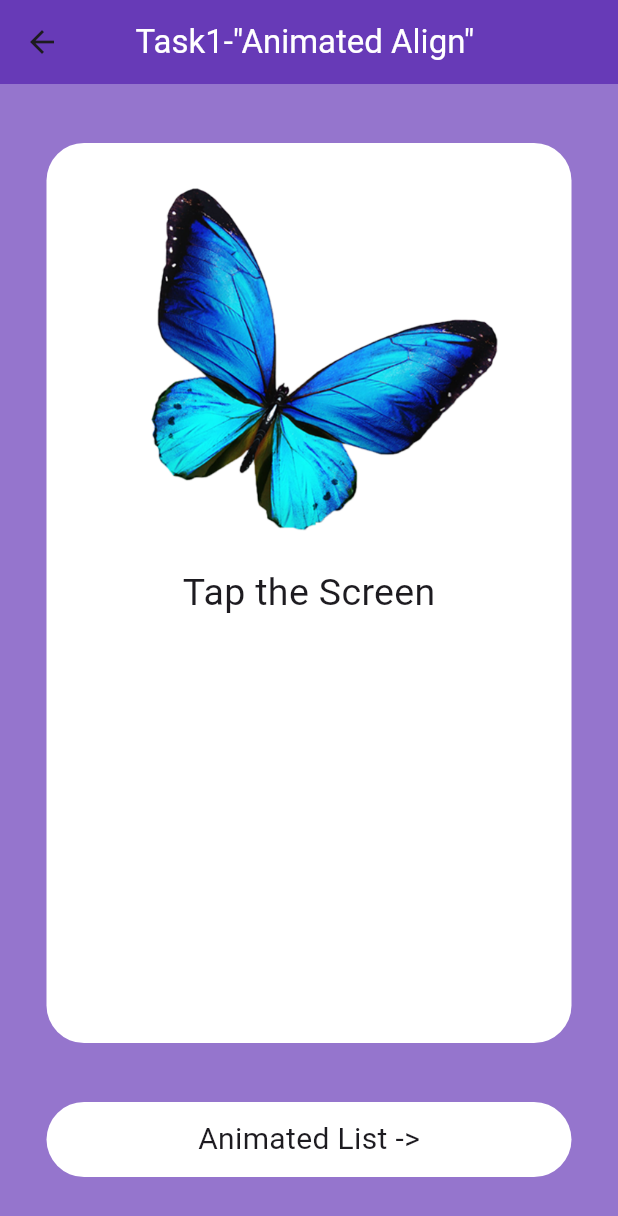
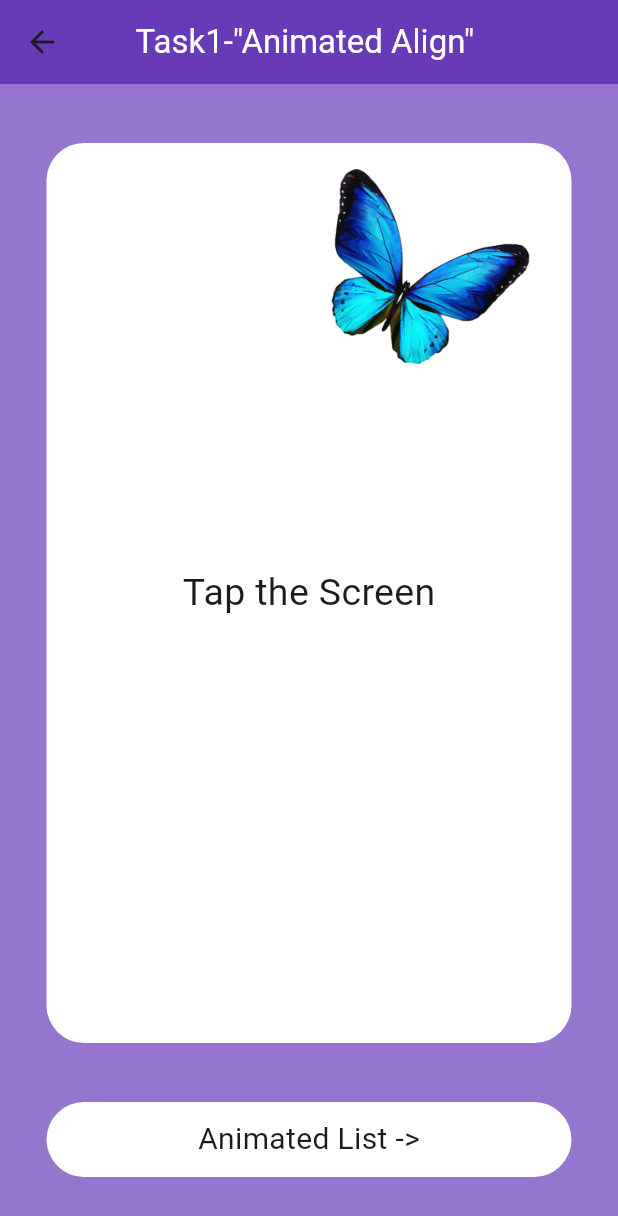
Before and after one commit to aSujith/App-Development, a Flutter app: the screen it shows after launch, in the side drawer, after a tap on "Day 6", on a phone screen of 412 x 824 dp. Shown: the top 1216 px of the screen. Run offline on Flutter 3.47's test engine with Material 3 defaults, Android fonts, the phone set to English and light mode, and no system bars; network calls fail.

```diff
--- a/Day 3/flutter_application_1/lib/pages/day6/task1.dart
+++ b/Day 3/flutter_application_1/lib/pages/day6/task1.dart
@@ -44,12 +44,13 @@ class _MyWidget1State extends State<MyWidget1> {
                   children: [
                     AnimatedAlign(
                         alignment: selected
-                            ? Alignment.topLeft
-                            : Alignment.bottomRight,
-                        duration: const Duration(seconds: 1),
-                        curve: Curves.elasticOut,
+                            ? Alignment.topRight
+                            : Alignment.bottomLeft,
+                        duration: const Duration(seconds: 2),
+                        curve: Curves.elasticIn,
                         child: const Image(
-                          image:  AssetImage('images/pngwing.com.png'),
+                          width: 200,
+                          image:  AssetImage('images/pngwing.com.png',),
                         )),
                     const Center(
                         child: Text(
--- a/Day 3/flutter_application_1/lib/pages/day6/task4.dart
+++ b/Day 3/flutter_application_1/lib/pages/day6/task4.dart
@@ -14,8 +14,8 @@ class _SlideTransition1State extends State<SlideTransition1>
     vsync: this,
   )..repeat(reverse: true);
   late final Animation<Offset> _offsetAnimation = Tween<Offset>(
-    begin: const Offset(0, 0.1),
-    end: const Offset(0, -0.1),
+    begin: const Offset(0, 0.2),
+    end: const Offset(0, -0.2),
   ).animate(CurvedAnimation(parent: _controller, curve: Curves.linear));
 
   @override
@@ -54,7 +54,7 @@ class _SlideTransition1State extends State<SlideTransition1>
                   child: Container(
                       height: 30,
                       width: 30,
-                      child: const Icon(Icons.favorite,size: 150,
+                      child: const Icon(Icons.favorite,size: 200,
                       color: Colors.red,)),
                 )),
           )),
```
